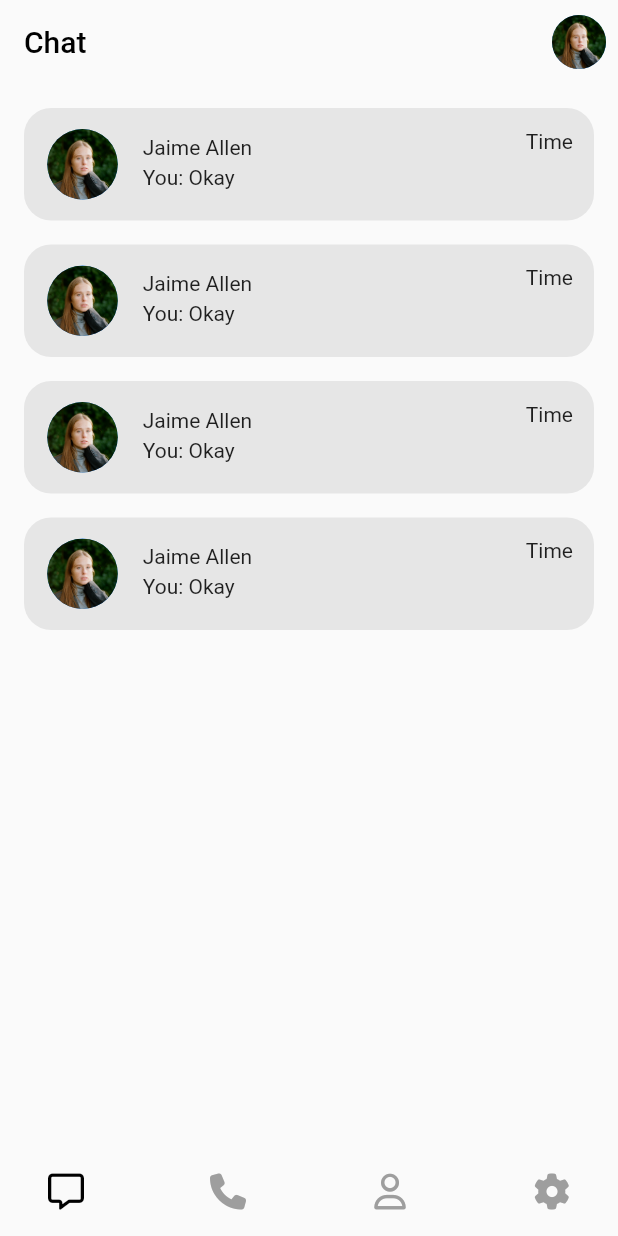
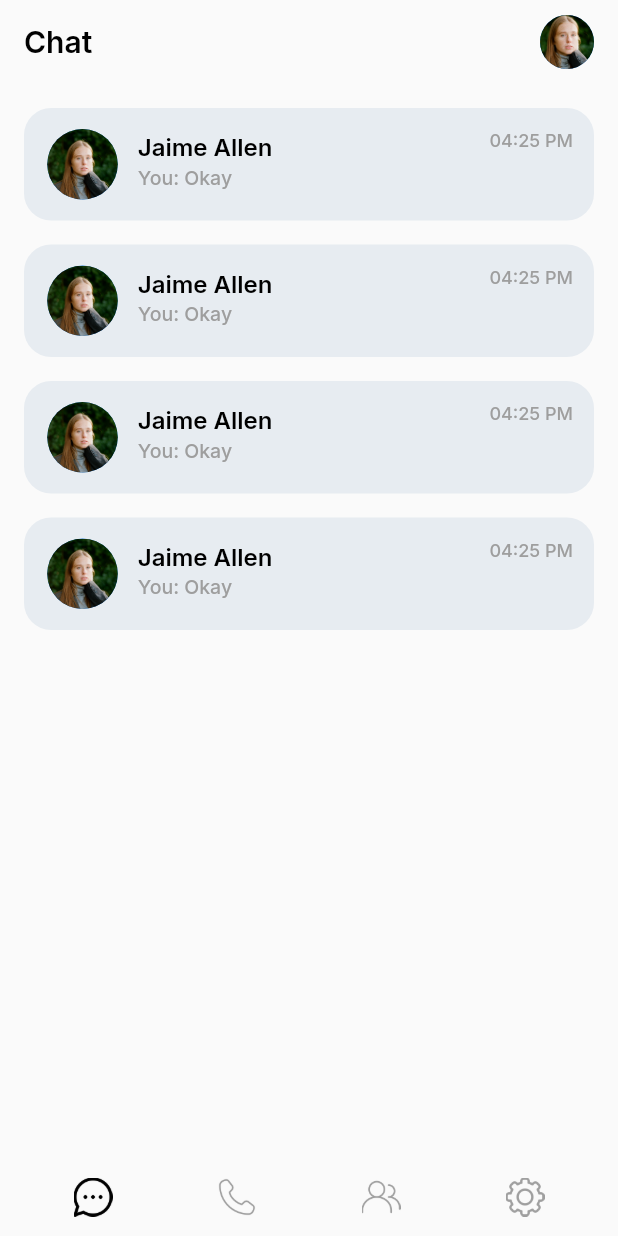
Before and after one commit to alan-thomas-shaji/hlf-chat-app, a Flutter app: the screen it shows after launch, on a phone screen of 412 x 824 dp. Run offline on Flutter 3.47's test engine with Material 2 defaults, Android fonts, the light colour scheme and no system bars; our stand-ins replace font_awesome_flutter, get, google_fonts, socket_io_client.

Commit message:
Added fonts

```diff
--- a/HLF Chat/lib/chatPage.dart
+++ b/HLF Chat/lib/home.dart
@@ -1,6 +1,7 @@
 import 'package:flutter/material.dart';
 import 'package:font_awesome_flutter/font_awesome_flutter.dart';
 import 'package:get/get.dart';
+import 'package:hlfchat/themes/text_theme.dart';
 
 class Home extends StatefulWidget {
   const Home({Key? key}) : super(key: key);
@@ -17,11 +18,11 @@ class _HomeState extends State<Home> {
       appBar: AppBar(
         title: Text(
           'Chat',
-          style: TextStyle(color: Colors.black),
+          style: HLFTextTheme.kSubHeadTextStyle,
         ),
         actions: [
           Padding(
-            padding: const EdgeInsets.all(8.0),
+            padding: const EdgeInsets.symmetric(horizontal: 16),
             child: CircleAvatar(
               backgroundImage: AssetImage('assets/images/avatar.jpg'),
               radius: 18,
@@ -43,8 +44,8 @@ class _HomeState extends State<Home> {
         ),
       ),
       bottomNavigationBar: Container(
-        padding: EdgeInsets.symmetric(horizontal: 20, vertical: 5),
-        height: 60,
+        padding: EdgeInsets.symmetric(horizontal: 38, vertical: 5),
+        height: 52,
         width: Get.width,
         decoration: BoxDecoration(
           color: Colors.transparent,
@@ -58,8 +59,8 @@ class _HomeState extends State<Home> {
                   bottomNav = [true, false, false, false];
                 });
               },
-              icon: Icon(
-                FontAwesomeIcons.message,
+              icon: Image.asset(
+                'assets/icons/chat.png',
                 color: bottomNav[0] ? Colors.black : Colors.grey,
               ),
             ),
@@ -69,8 +70,8 @@ class _HomeState extends State<Home> {
                   bottomNav = [false, true, false, false];
                 });
               },
-              icon: Icon(
-                FontAwesomeIcons.phone,
+              icon: Image.asset(
+                'assets/icons/phone.png',
                 color: bottomNav[1] ? Colors.black : Colors.grey,
               ),
             ),
@@ -80,8 +81,8 @@ class _HomeState extends State<Home> {
                   bottomNav = [false, false, true, false];
                 });
               },
-              icon: Icon(
-                FontAwesomeIcons.user,
+              icon: Image.asset(
+                'assets/icons/user.png',
                 color: bottomNav[2] ? Colors.black : Colors.grey,
               ),
             ),
@@ -91,8 +92,8 @@ class _HomeState extends State<Home> {
                   bottomNav = [false, false, false, true];
                 });
               },
-              icon: Icon(
-                FontAwesomeIcons.gear,
+              icon: Image.asset(
+                'assets/icons/settings.png',
                 color: bottomNav[3] ? Colors.black : Colors.grey,
               ),
             )
@@ -119,7 +120,7 @@ class ChatListHeader extends StatelessWidget {
           height: 75,
           width: Get.width * 0.94,
           decoration: BoxDecoration(
-            color: Color.fromARGB(255, 230, 230, 230),
+            color: Color.fromARGB(255, 231, 236, 241),
             borderRadius: BorderRadius.circular(18),
           ),
           child: Row(
@@ -132,18 +133,27 @@ class ChatListHeader extends StatelessWidget {
               ),
               Spacer(flex: 1),
               Padding(
-                padding: const EdgeInsets.all(4.0),
+                padding: const EdgeInsets.all(3.0),
                 child: Column(
                   crossAxisAlignment: CrossAxisAlignment.start,
                   children: [
-                    Text('Jaime Allen'),
-                    SizedBox(height: 4),
-                    Text('You: Okay'),
+                    Text(
+                      'Jaime Allen',
+                      style: HLFTextTheme.kNameTextStyle,
+                    ),
+                    SizedBox(height: 3),
+                    Text(
+                      'You: Okay',
+                      style: HLFTextTheme.kStatusTextStyle,
+                    ),
                   ],
                 ),
               ),
               Spacer(flex: 16),
-              Text('Time')
+              Text(
+                '04:25 PM',
+                style: HLFTextTheme.kTimeTextStyle,
+              )
             ],
           ),
         ),
--- a/HLF Chat/lib/main.dart
+++ b/HLF Chat/lib/main.dart
@@ -1,5 +1,5 @@
 import 'package:flutter/material.dart';
-import 'chatPage.dart';
+import 'home.dart';
 
 void main() => runApp(MyMaterial());
 
--- a/HLF Chat/lib/themes/text_theme.dart
+++ b/HLF Chat/lib/themes/text_theme.dart
@@ -0,0 +1,40 @@
+import 'package:flutter/material.dart';
+import 'package:google_fonts/google_fonts.dart';
+
+class HLFTextTheme {
+  static var kSubHeadTextStyle = GoogleFonts.inter(
+    textStyle: TextStyle(
+      fontSize: 20,
+      fontWeight: FontWeight.w600,
+      height: 1.2,
+      color: Colors.black,
+    ),
+  );
+
+  static var kNameTextStyle = GoogleFonts.inter(
+    textStyle: TextStyle(
+      fontSize: 16,
+      fontWeight: FontWeight.w600,
+      height: 1.2,
+      color: Colors.black,
+    ),
+  );
+
+  static var kStatusTextStyle = GoogleFonts.inter(
+    textStyle: TextStyle(
+      fontSize: 13,
+      fontWeight: FontWeight.w500,
+      height: 1.2,
+      color: Colors.grey,
+    ),
+  );
+
+  static var kTimeTextStyle = GoogleFonts.inter(
+    textStyle: TextStyle(
+      fontSize: 12,
+      fontWeight: FontWeight.w500,
+      height: 1.2,
+      color: Colors.grey,
+    ),
+  );
+}
```
Also changed, not shown: HLF Chat/assets/icons/chat.png (added), HLF Chat/assets/icons/phone.png (added), HLF Chat/assets/icons/settings.png (added), HLF Chat/assets/icons/user.png (added).
